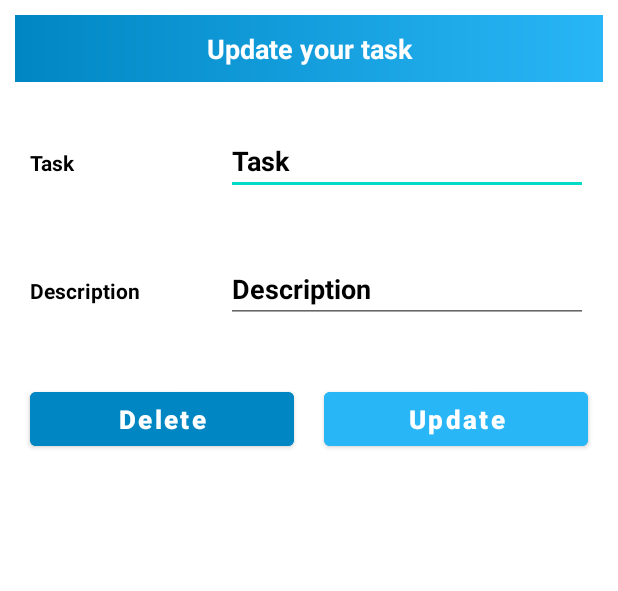
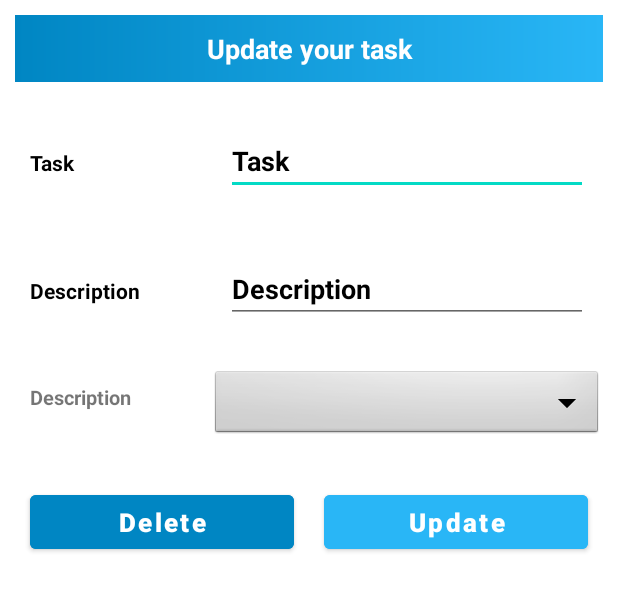
Before and after one commit to hachihao792001/TodoAppWithFirebase, an Android app: the layout update_data.xml on its own in the app's theme, with its tools: preview values and no code run, on a phone screen of 412 x 824 dp. Shown: the top 591 px of the screen. Run offline under Robolectric (Android 15) with nearby library versions, the phone set to English and light mode, and no system bars.

Commit message:
update the input_file and update_data layout to include Spinner add a string array of 6 task types in string resource initialize the Spinners with the array in resource

```diff
--- a/app/src/main/res/layout/update_data.xml
+++ b/app/src/main/res/layout/update_data.xml
@@ -2,20 +2,19 @@
 <LinearLayout xmlns:android="http://schemas.android.com/apk/res/android"
     android:layout_width="match_parent"
     android:layout_height="match_parent"
-    android:orientation="vertical"
-    >
+    android:orientation="vertical">
 
     <TextView
         android:layout_width="match_parent"
         android:layout_height="wrap_content"
         android:layout_margin="10dp"
+        android:background="@drawable/background_design"
+        android:gravity="center"
+        android:padding="10dp"
         android:text="Update your task"
-        android:gravity="center"
-        android:background="@drawable/background_design"
         android:textColor="#fff"
-        android:padding="10dp"
         android:textSize="18sp"
-        android:textStyle="bold"/>
+        android:textStyle="bold" />
 
     <LinearLayout
         android:layout_width="match_parent"
@@ -31,10 +30,10 @@
             <TextView
                 android:layout_width="match_parent"
                 android:layout_height="wrap_content"
+                android:layout_margin="10dp"
                 android:text="Task"
-                android:layout_margin="10dp"
-                android:textStyle="bold"
-                android:textColor="#000"/>
+                android:textColor="#000"
+                android:textStyle="bold" />
         </RelativeLayout>
 
         <RelativeLayout
@@ -46,11 +45,11 @@
                 android:id="@+id/mEditTextTask"
                 android:layout_width="match_parent"
                 android:layout_height="wrap_content"
+                android:layout_margin="10dp"
                 android:hint="Task"
-                android:layout_margin="10dp"
-                android:textStyle="bold"
                 android:textColor="#000"
-                android:textColorHint="#000"/>
+                android:textColorHint="#000"
+                android:textStyle="bold" />
         </RelativeLayout>
 
     </LinearLayout>
@@ -69,10 +68,10 @@
             <TextView
                 android:layout_width="match_parent"
                 android:layout_height="wrap_content"
+                android:layout_margin="10dp"
                 android:text="Description"
-                android:layout_margin="10dp"
-                android:textStyle="bold"
-                android:textColor="#000"/>
+                android:textColor="#000"
+                android:textStyle="bold" />
         </RelativeLayout>
 
         <RelativeLayout
@@ -84,21 +83,54 @@
                 android:id="@+id/mEditTextDescription"
                 android:layout_width="match_parent"
                 android:layout_height="wrap_content"
+                android:layout_margin="10dp"
                 android:hint="Description"
-                android:layout_margin="10dp"
-                android:textStyle="bold"
                 android:textColor="#000"
-                android:textColorHint="#000"/>
+                android:textColorHint="#000"
+                android:textStyle="bold" />
         </RelativeLayout>
 
     </LinearLayout>
 
+    <LinearLayout
+        android:layout_width="match_parent"
+        android:layout_height="wrap_content"
+        android:layout_margin="10dp"
+        android:orientation="horizontal">
+
+        <RelativeLayout
+            android:layout_width="0dp"
+            android:layout_height="wrap_content"
+            android:layout_weight="2">
+
+            <TextView
+                android:layout_width="match_parent"
+                android:layout_height="wrap_content"
+                android:layout_margin="10dp"
+                android:text="Description"
+                android:textSize="13sp"
+                android:textStyle="bold" />
+        </RelativeLayout>
+
+        <RelativeLayout
+            android:layout_width="0dp"
+            android:layout_height="wrap_content"
+            android:layout_weight="4">
+
+            <Spinner
+                android:id="@+id/taskTypeDropdown"
+                android:layout_width="match_parent"
+                android:layout_height="wrap_content"
+                android:background="@android:drawable/btn_dropdown"
+                android:spinnerMode="dropdown" />
+        </RelativeLayout>
+    </LinearLayout>
 
     <LinearLayout
         android:layout_width="match_parent"
         android:layout_height="wrap_content"
-        android:orientation="horizontal"
-        android:layout_margin="10dp">
+        android:layout_margin="10dp"
+        android:orientation="horizontal">
 
         <RelativeLayout
             android:layout_width="0dp"
@@ -106,17 +138,16 @@
             android:layout_weight="2">
 
             <Button
+                android:id="@+id/btnDelete"
                 android:layout_width="match_parent"
                 android:layout_height="wrap_content"
-                android:id="@+id/btnDelete"
+                android:layout_margin="10dp"
+                android:backgroundTint="#0086c3"
                 android:text="Delete"
                 android:textAllCaps="false"
-                android:backgroundTint="#0086c3"
                 android:textColor="#fff"
                 android:textSize="17sp"
-                android:textStyle="bold"
-                android:layout_margin="10dp"
-                />
+                android:textStyle="bold" />
         </RelativeLayout>
 
         <RelativeLayout
@@ -125,17 +156,16 @@
             android:layout_weight="2">
 
             <Button
+                android:id="@+id/btnUpdate"
                 android:layout_width="match_parent"
                 android:layout_height="wrap_content"
-                android:id="@+id/btnUpdate"
+                android:layout_margin="10dp"
+                android:backgroundTint="#29b6f6"
                 android:text="Update"
                 android:textAllCaps="false"
-                android:backgroundTint="#29b6f6"
                 android:textColor="#fff"
                 android:textSize="17sp"
-                android:textStyle="bold"
-                android:layout_margin="10dp"
-                />
+                android:textStyle="bold" />
         </RelativeLayout>
     </LinearLayout>
 </LinearLayout>
```
Also changed, not shown: app/src/main/java/com/example/todoapp/HomeActivity.java (+40 -9 lines), app/src/main/res/layout/input_file.xml (+75 -32 lines), app/src/main/res/values/strings.xml (+9 -0 lines).
